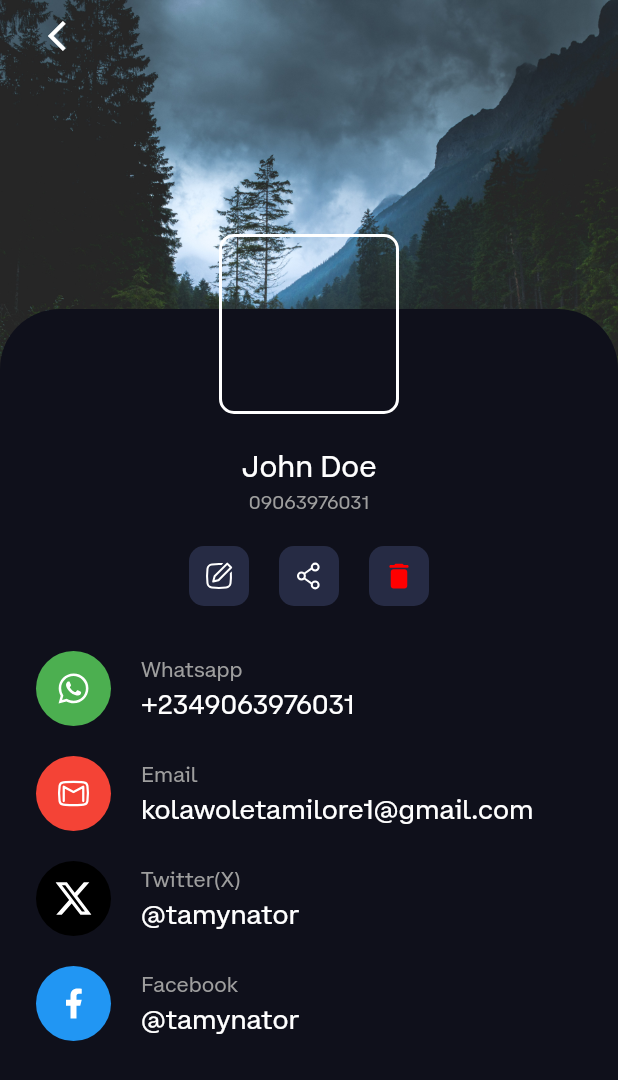
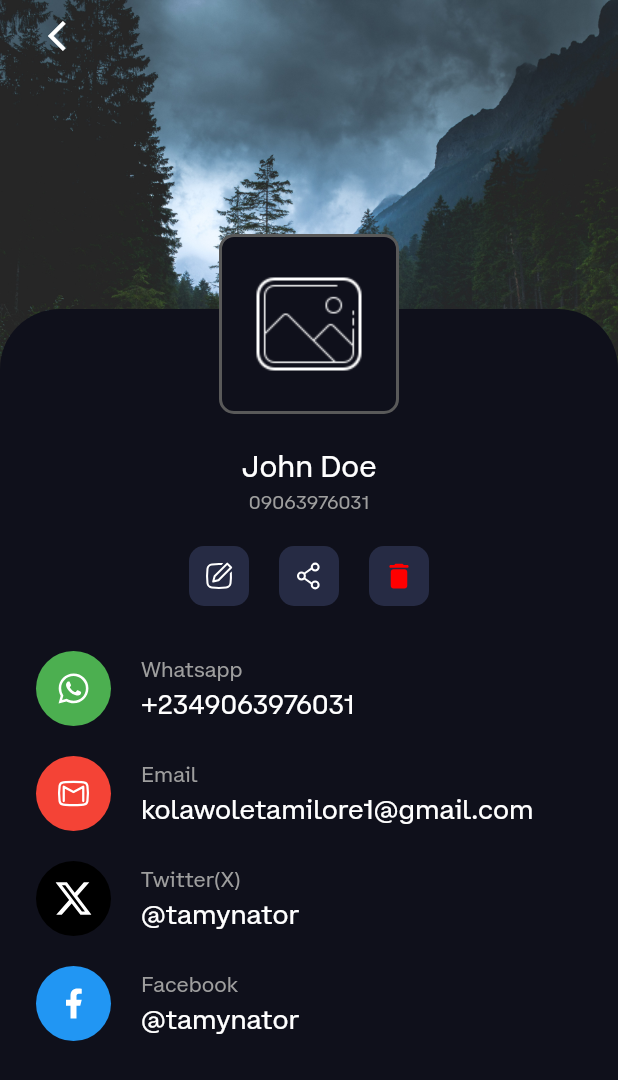
Before and after one commit to TamynatorSama/jvec-assessment-mobile, a Flutter app: the ContactDetails screen opened directly, on a phone screen of 412 x 824 dp. Shown: the top 1080 px of the screen. Run offline on Flutter 3.47's test engine with Material 2 defaults, Android fonts, the phone set to English and light mode, and no system bars; our stand-ins replace azlistview, flutter_svg; project files that could hold a hidden picture were left out.

Commit message:
chore: ui code refactor

```diff
--- a/lib/contacts/contact_details.dart
+++ b/lib/contacts/contact_details.dart
@@ -1,5 +1,6 @@
 import 'dart:math';
 
+import 'package:contact_app/contacts/edit_contact.dart';
 import 'package:contact_app/contacts/reusables/action_btn.dart';
 import 'package:contact_app/contacts/reusables/contact_info_listing.dart';
 import 'package:contact_app/utils/app_theme.dart';
@@ -27,7 +28,9 @@ class ContactDetails extends StatelessWidget {
               image: DecorationImage(image: AssetImage(imagePath[Random().nextInt(imagePath.length)]),fit: BoxFit.cover,)
             ),
             child: IconButton(
-              onPressed: (){},
+              onPressed: (){
+                Navigator.pop(context);
+              },
               icon: const Icon(Icons.arrow_back_ios,color: Colors.white,),
               ),
           ),
@@ -50,8 +53,10 @@ class ContactDetails extends StatelessWidget {
                         width: 120,
                         height: 120,
                         decoration: BoxDecoration(
+                          color: AppTheme.backgroundColor,
                           borderRadius: BorderRadius.circular(10),
-                          border: Border.all(width: 2,color: Colors.white)
+                          image: const DecorationImage(image: AssetImage('assets/images/empty_image.png')),
+                          border: Border.all(width: 2,color: const Color.fromARGB(255, 89, 89, 89))
                         ),
                       ),
                       const SizedBox(
@@ -66,7 +71,9 @@ class ContactDetails extends StatelessWidget {
                           crossAxisAlignment: WrapCrossAlignment.center,
                           spacing: 20,
                           children: [
-                            ActionBtn(icons: svgIcons['edit']!, callback: (){}),
+                            ActionBtn(icons: svgIcons['edit']!, callback: (){
+                              Navigator.of(context).push(MaterialPageRoute(builder: (context)=>const EditContact()));
+                            }),
                             ActionBtn(icons: svgIcons['share']!, callback: (){}),
                             ActionBtn(icons: svgIcons['delete']!, callback: (){})
                           ],
--- a/lib/contacts/reusables/action_btn.dart
+++ b/lib/contacts/reusables/action_btn.dart
@@ -9,7 +9,9 @@ class ActionBtn extends StatelessWidget {
 
   @override
   Widget build(BuildContext context) {
-    return Container(
+    return InkWell(
+      onTap: callback,
+      child: Container(
                           width: 40,
                           height: 40,
                           padding: const EdgeInsets.all(9),
@@ -18,6 +20,7 @@ class ActionBtn extends StatelessWidget {
                             borderRadius: BorderRadius.circular(10),
                           ),
                           child: SvgPicture.string(icons),
+                        ),
     );
   }
 }
```
Also changed, not shown: lib/contacts/contact_list_view.dart (+6 -1 lines). Lines whose indentation alone changed are shown as unchanged.
